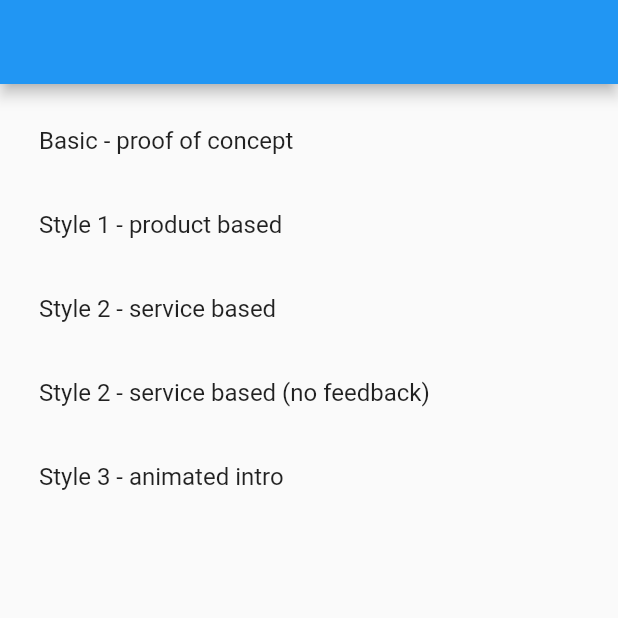
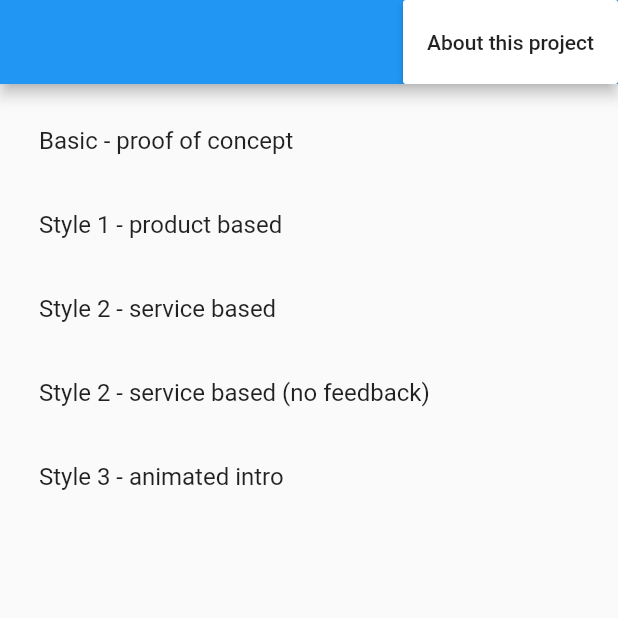
Before and after one commit to ssinha98/website, a Flutter app: the screen it shows after launch, on a phone screen of 412 x 824 dp, the top half of it. Run offline on Flutter 3.47's test engine with Material 2 defaults, Android fonts, the phone set to English and light mode, and no system bars; our stand-ins replace animated_text_kit, url_launcher_web; missing offline and left inert: clipboard, mixpanel_analytics, shared_preferences_web.

Commit message:
added about this project

```diff
--- a/lib/main.dart
+++ b/lib/main.dart
@@ -19,9 +19,6 @@ class MyApp extends StatelessWidget {
         theme: ThemeData(
           primarySwatch: Colors.blue,
         ),
-        home: TemplatePicker()
-        // home: Nav()
-        // home: AnimatedServiceStart()
-        );
+        home: TemplatePicker());
   }
 }
--- a/lib/screens/template_picker.dart
+++ b/lib/screens/template_picker.dart
@@ -1,14 +1,30 @@
 import 'package:flutter/material.dart';
+import 'package:url_launcher/url_launcher.dart';
 import 'package:website/screens/poc/start.dart';
 import 'package:website/screens/templates/intro_experience/start.dart';
 import 'package:website/screens/templates/service_based/start.dart';
 import 'package:website/screens/templates/storefront1/start.dart';
 
 class TemplatePicker extends StatelessWidget {
+  void _launchURL(_url) async => await canLaunch(_url)
+      ? await launch(_url)
+      : throw 'Could not launch $_url';
+
   @override
   Widget build(BuildContext context) {
     return Scaffold(
-      appBar: AppBar(),
+      appBar: AppBar(
+        actions: [
+          MaterialButton(
+            color: Colors.white,
+            child: Text("About this project"),
+            onPressed: () {
+              _launchURL(
+                  'https://docs.google.com/document/d/1zSIwicZIUwaOCFjydu3r0ZnIUVhw-K1nDKn6OZJPoZA/edit?usp=sharing');
+            },
+          )
+        ],
+      ),
       body: Stack(
         children: [
           // background colour
```
